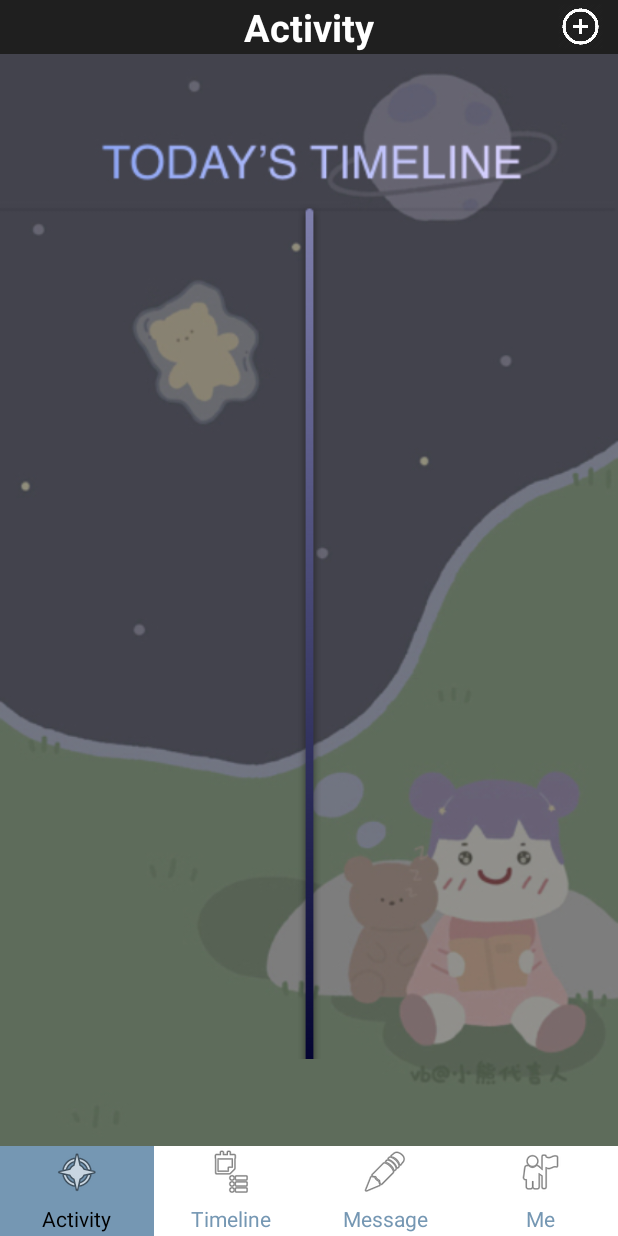
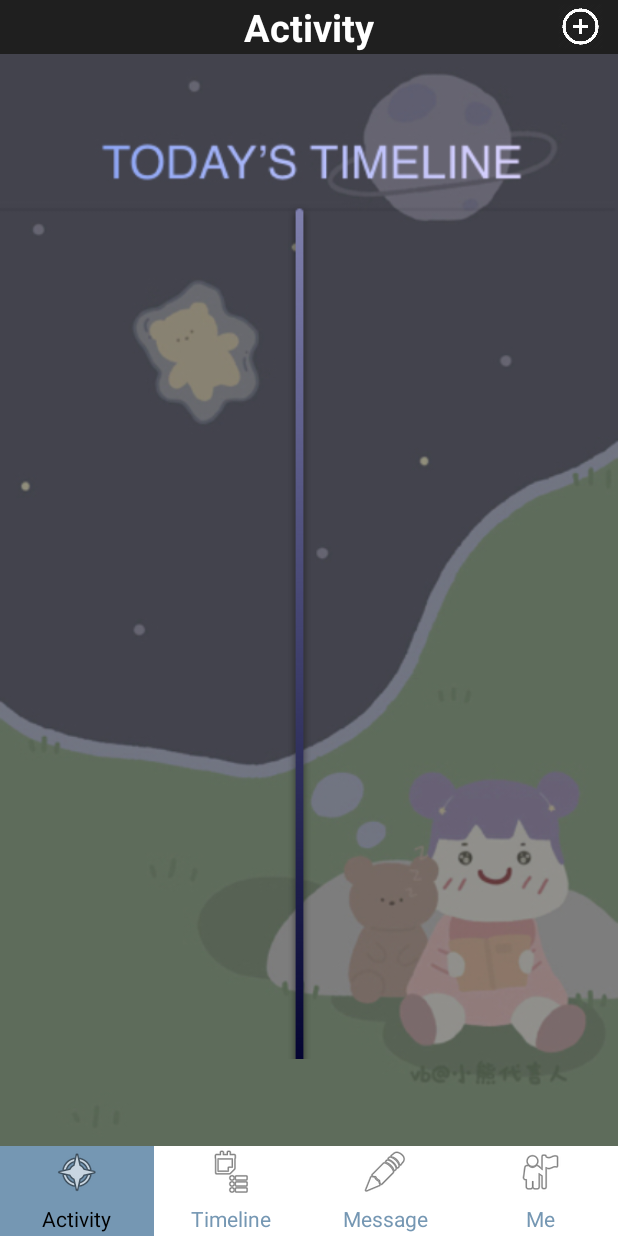
Before and after one commit to qingyiz1/COMP30022-2019-FLOWER-GRASS, an Android app: the fragment SecondFragment placed in its activity, on a phone screen of 412 x 824 dp. Run offline under Robolectric (Android 15) with nearby library versions, the phone set to English and light mode, and no system bars; our stand-ins replace Firebase (no records; nobody signed in at launch, a user with empty details on screens opened directly).

Commit message:
timeline left and right

```diff
--- a/app/src/main/java/com/example/flowergrass/fragments/SecondFragment.java
+++ b/app/src/main/java/com/example/flowergrass/fragments/SecondFragment.java
@@ -54,6 +54,7 @@ public class SecondFragment extends Fragment {
 
     // UI References
     private ListView TimelineRight;
+    private ListView TimelineLeft;
 
 
     //Data - Temporary
@@ -80,6 +81,7 @@ public class SecondFragment extends Fragment {
     private void Init(View view) {
         //mViewPager = view.findViewById(R.id.view_pager);
         TimelineRight = view.findViewById(R.id.TIMELINERIGHT);
+        TimelineLeft = view.findViewById((R.id.TIMELINELEFT));
         getEventsData();
         currentUser = new UserModel();
         currentUser.getNickname();
@@ -117,7 +119,21 @@ public class SecondFragment extends Fragment {
                             }
 
                         }
-                        TimelineRight.setAdapter(new PostListAdapter(getContext(),R.layout.timeline_right,posts));
+
+                        ArrayList<Post> right_posts = new ArrayList<>();
+                        ArrayList<Post> left_posts = new ArrayList<>();
+
+                        for (int i = 0; i < posts.size(); i++) {
+                            if ((i%2) ==  0) {
+                                left_posts.add(posts.get(i));
+                            }
+                            else {
+                                right_posts.add(posts.get(i));
+                            }
+                        }
+
+                        TimelineRight.setAdapter(new PostListAdapter(getContext(),R.layout.timeline_right,right_posts));
+                        TimelineLeft.setAdapter(new PostListAdapter(getContext(),R.layout.timeline_left,left_posts));
                         Log.d(TAG, "Current posts in : " + posts.toString());
                     }
 
--- a/app/src/main/res/layout/fg2.xml
+++ b/app/src/main/res/layout/fg2.xml
@@ -30,7 +30,7 @@
         <ImageView
             android:layout_width="wrap_content"
             android:layout_height="wrap_content"
-            android:layout_marginLeft="-5dp"
+            android:layout_marginLeft="-18dp"
             android:layout_marginRight="-5dp"
             android:src="@drawable/timeline_main_line"></ImageView>
 
```
Also changed, not shown: app/src/main/res/layout/timeline_left.xml (added, +64 -0 lines).
